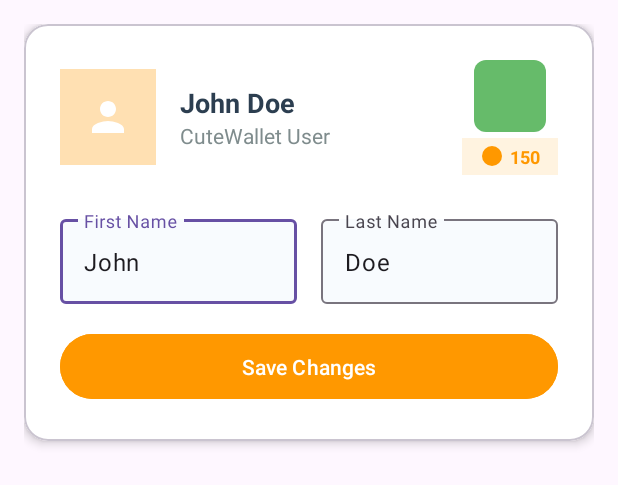
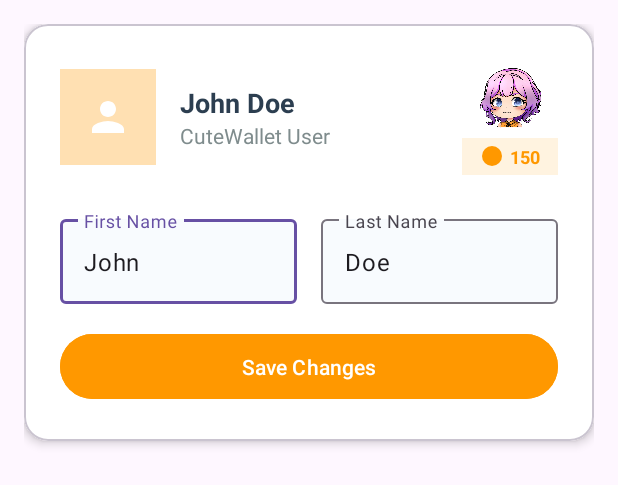
Before and after one commit to vanderwaltrei/TallyUp, an Android app: the layout fragment_profile_main.xml on its own in the app's theme, with its tools: preview values and no code run, on a phone screen of 412 x 824 dp. Shown: the top 485 px of the screen. Run offline under Robolectric (Android 15) with nearby library versions, the phone set to English and light mode, and no system bars.

Commit message:
Add character_female.png and update profile

```diff
--- a/app/src/main/res/layout/fragment_profile_main.xml
+++ b/app/src/main/res/layout/fragment_profile_main.xml
@@ -71,7 +71,7 @@
                         android:id="@+id/character_display"
                         android:layout_width="48dp"
                         android:layout_height="48dp"
-                        android:src="@drawable/character_happy"
+                        android:src="@drawable/character_female"
                         android:contentDescription="@string/character" />
 
                     <LinearLayout
```
Also changed, not shown: app/src/main/res/drawable/character_female.xml (deleted, +0 -7 lines), app/src/main/res/drawable/character_female.png (added).
